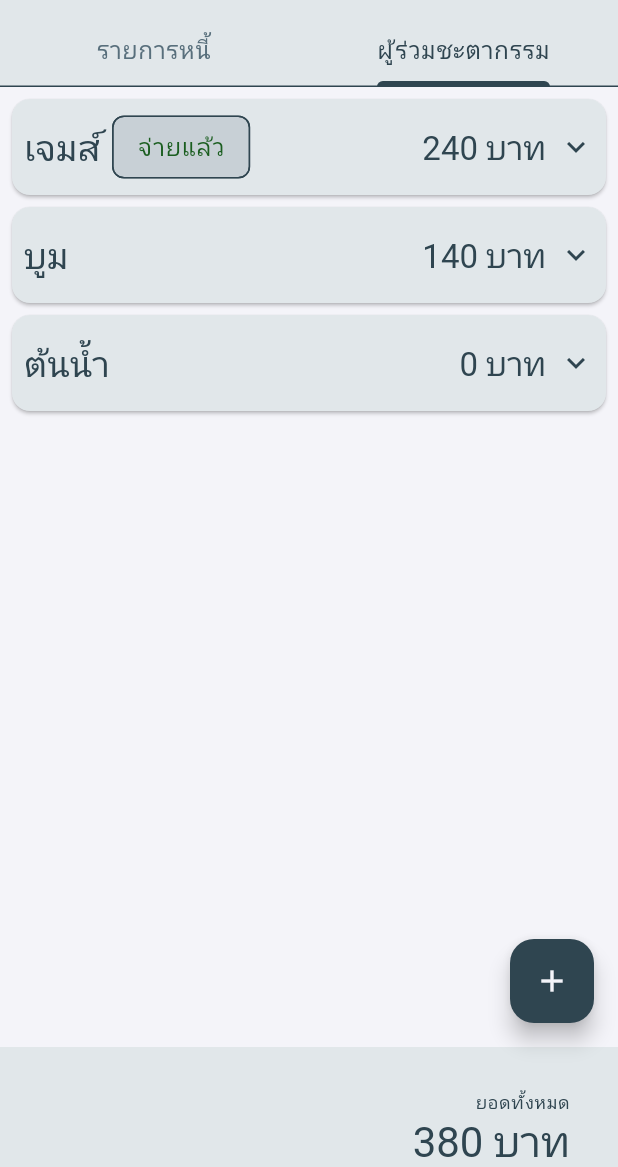
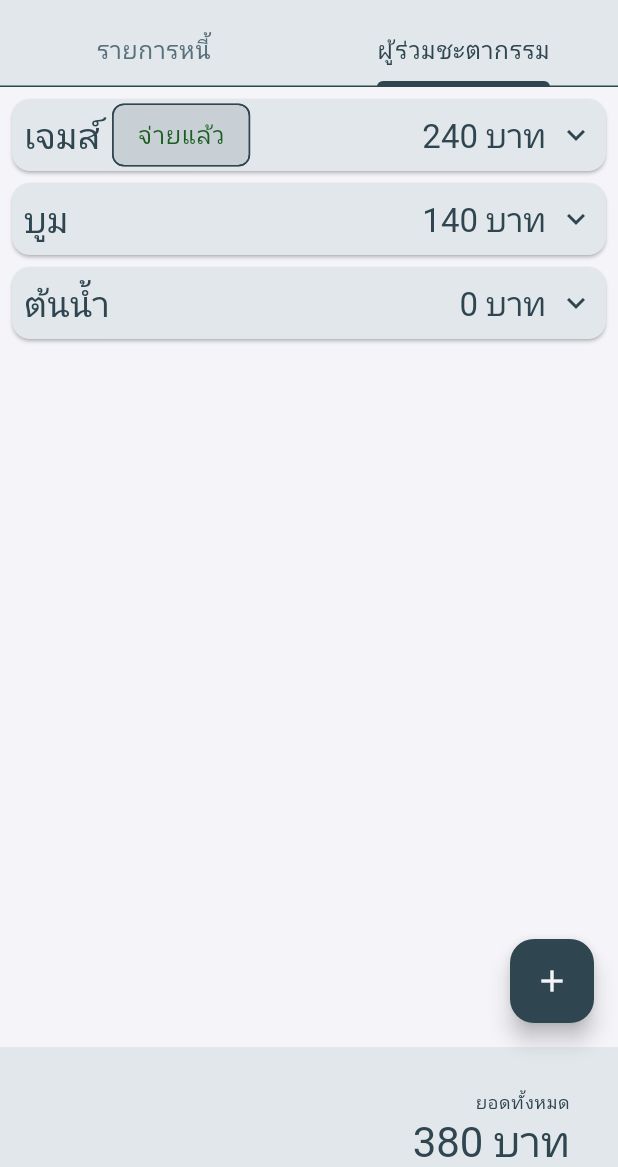
Before and after one commit to jamesfeeder/billy, a Flutter app: the screen it shows after launch, on a phone screen of 412 x 824 dp, the part 69-1236 px from its top. Run offline on Flutter 3.47's test engine with Material 2 defaults, Android fonts, the phone set to English and light mode, and no system bars; our stand-ins replace google_fonts, tab_indicator_styler; Roboto replaces fonts that are missing (Sriracha).

Commit message:
Update participant_card.dart

```diff
--- a/lib/widgets/participant_card.dart
+++ b/lib/widgets/participant_card.dart
@@ -31,7 +31,7 @@ class ParticipantCard extends StatelessWidget {
           headerAlignment: ExpandablePanelHeaderAlignment.center
         ),
         header: Padding(
-          padding: const EdgeInsets.fromLTRB(8, 8, 0, 8),
+          padding: const EdgeInsets.fromLTRB(8, 0, 0, 0),
           child: Row(
             mainAxisAlignment: MainAxisAlignment.spaceBetween,
             children: [
```
